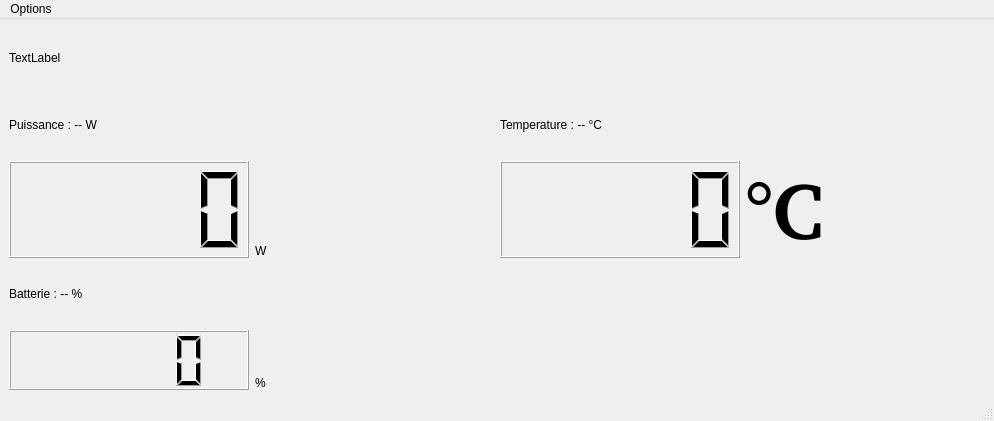
Scraptical/Projet_Solaire, file UartTest_v3/mainwindow.ui: the form before one commit.
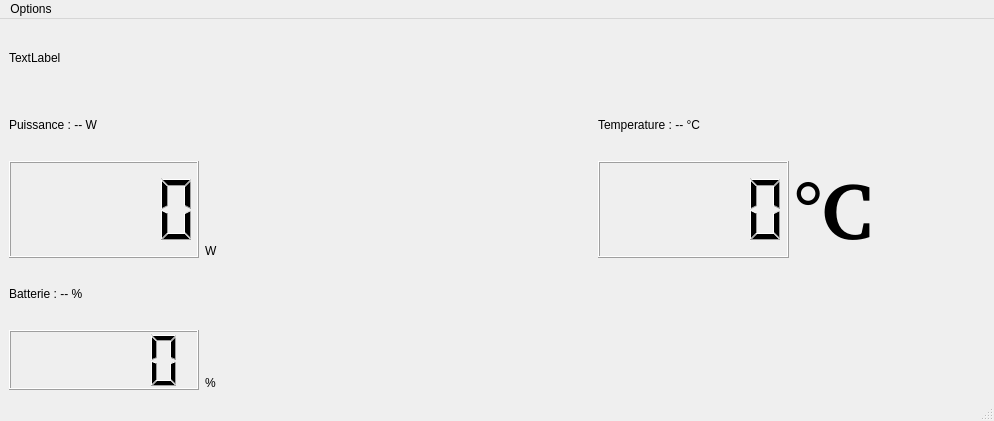
The form after the commit. Custom widgets are drawn as their Qt base class.

Commit message: tentative n°1 pour la jauge de puissance

```diff
--- a/UartTest_v3/mainwindow.ui
+++ b/UartTest_v3/mainwindow.ui
@@ -15,30 +15,7 @@
   </property>
   <widget class="QWidget" name="centralwidget">
    <layout class="QGridLayout" name="gridLayout">
-    <item row="4" column="2">
-     <widget class="QLabel" name="labelTemp">
-      <property name="text">
-       <string>Temperature : -- °C</string>
-      </property>
-     </widget>
-    </item>
-    <item row="5" column="1">
-     <widget class="QLabel" name="W">
-      <property name="autoFillBackground">
-       <bool>false</bool>
-      </property>
-      <property name="styleSheet">
-       <string notr="true">font: 600 50pt &quot;URW Gothic [urw]&quot;;</string>
-      </property>
-      <property name="text">
-       <string>W</string>
-      </property>
-      <property name="alignment">
-       <set>Qt::AlignBottom|Qt::AlignLeading|Qt::AlignLeft</set>
-      </property>
-     </widget>
-    </item>
-    <item row="5" column="3">
+    <item row="6" column="4">
      <widget class="QLabel" name="celcius">
       <property name="font">
        <font>
@@ -55,32 +32,6 @@
       </property>
      </widget>
     </item>
-    <item row="7" column="0">
-     <widget class="QLabel" name="labelBattery">
-      <property name="text">
-       <string>Batterie : -- %</string>
-      </property>
-     </widget>
-    </item>
-    <item row="8" column="0">
-     <widget class="QLCDNumber" name="lcdBattery"/>
-    </item>
-    <item row="5" column="0">
-     <widget class="QLCDNumber" name="lcdPower"/>
-    </item>
-    <item row="8" column="1">
-     <widget class="QLabel" name="pourcent">
-      <property name="styleSheet">
-       <string notr="true">font: 600 60pt &quot;URW Gothic [urw]&quot;;</string>
-      </property>
-      <property name="text">
-       <string>%</string>
-      </property>
-      <property name="alignment">
-       <set>Qt::AlignBottom|Qt::AlignLeading|Qt::AlignLeft</set>
-      </property>
-     </widget>
-    </item>
     <item row="4" column="0">
      <widget class="QLabel" name="labelPower">
       <property name="text">
@@ -88,6 +39,16 @@
       </property>
      </widget>
     </item>
+    <item row="9" column="0">
+     <widget class="QLCDNumber" name="lcdBattery"/>
+    </item>
+    <item row="4" column="3">
+     <widget class="QLabel" name="labelTemp">
+      <property name="text">
+       <string>Temperature : -- °C</string>
+      </property>
+     </widget>
+    </item>
     <item row="3" column="0">
      <widget class="QLabel" name="labelData">
       <property name="text">
@@ -95,9 +56,51 @@
       </property>
      </widget>
     </item>
-    <item row="5" column="2">
+    <item row="6" column="0">
+     <widget class="QLCDNumber" name="lcdPower"/>
+    </item>
+    <item row="6" column="3">
      <widget class="QLCDNumber" name="lcdTemp"/>
     </item>
+    <item row="9" column="1">
+     <widget class="QLabel" name="pourcent">
+      <property name="styleSheet">
+       <string notr="true">font: 600 60pt &quot;URW Gothic [urw]&quot;;</string>
+      </property>
+      <property name="text">
+       <string>%</string>
+      </property>
+      <property name="alignment">
+       <set>Qt::AlignBottom|Qt::AlignLeading|Qt::AlignLeft</set>
+      </property>
+     </widget>
+    </item>
+    <item row="8" column="0">
+     <widget class="QLabel" name="labelBattery">
+      <property name="text">
+       <string>Batterie : -- %</string>
+      </property>
+     </widget>
+    </item>
+    <item row="6" column="1">
+     <widget class="QLabel" name="W">
+      <property name="autoFillBackground">
+       <bool>false</bool>
+      </property>
+      <property name="styleSheet">
+       <string notr="true">font: 600 50pt &quot;URW Gothic [urw]&quot;;</string>
+      </property>
+      <property name="text">
+       <string>W</string>
+      </property>
+      <property name="alignment">
+       <set>Qt::AlignBottom|Qt::AlignLeading|Qt::AlignLeft</set>
+      </property>
+     </widget>
+    </item>
+    <item row="6" column="2">
+     <widget class="JaugeEclair" name="PowerJauge" native="true"/>
+    </item>
    </layout>
   </widget>
   <widget class="QMenuBar" name="menubar">
@@ -136,6 +139,14 @@
    </property>
   </action>
  </widget>
+ <customwidgets>
+  <customwidget>
+   <class>JaugeEclair</class>
+   <extends>QWidget</extends>
+   <header location="global">jaugeeclair.h</header>
+   <container>1</container>
+  </customwidget>
+ </customwidgets>
  <resources/>
  <connections/>
 </ui>
```
The commit also changes 48 other files.
